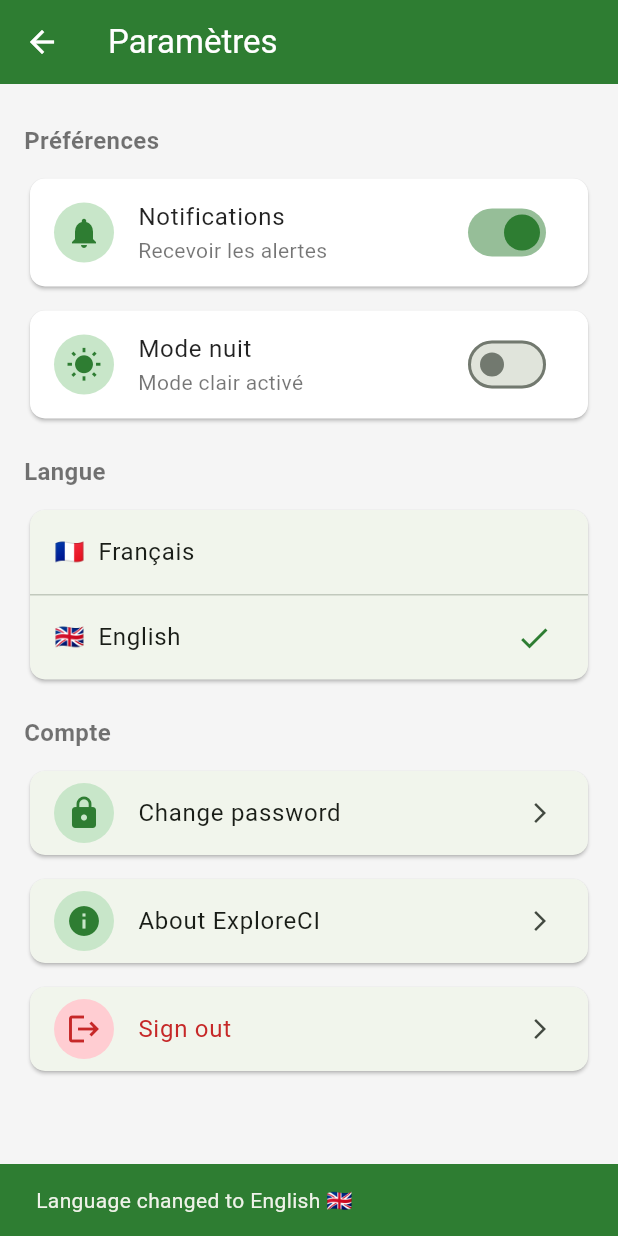
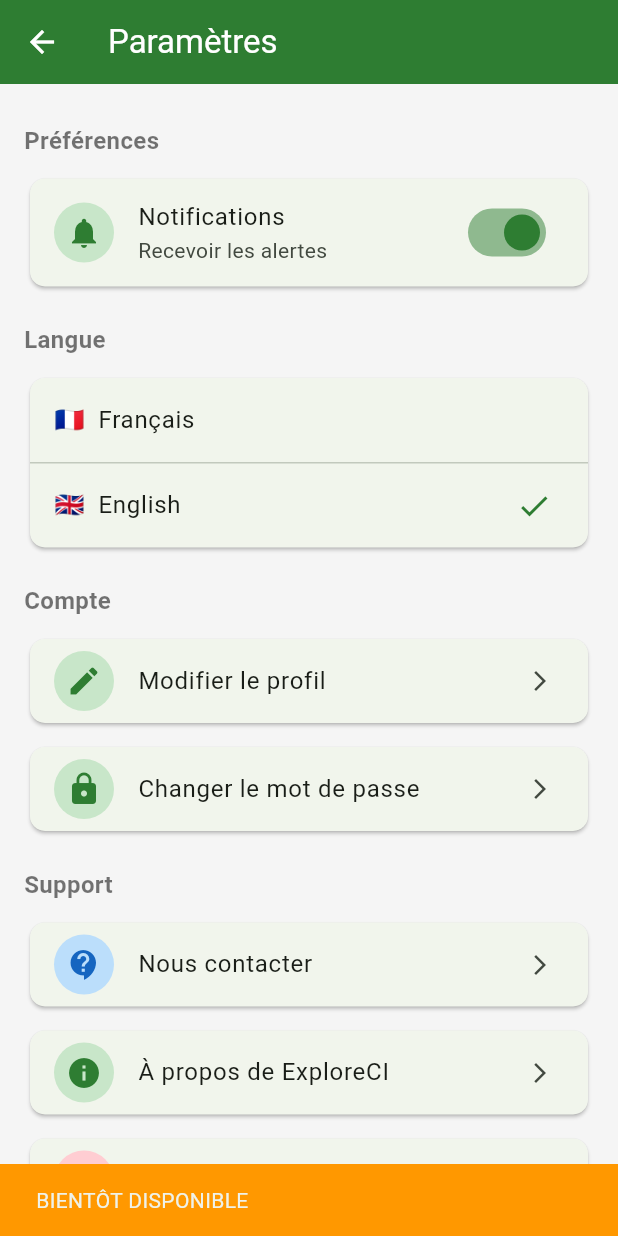
Before and after one commit to kadjotimothee00-pixel/exploreci, a Flutter app: the ParametresPage screen opened by its route, after a tap on an icon or button, on a phone screen of 412 x 824 dp. Run offline on Flutter 3.47's test engine with Material 3 defaults, Android fonts, the phone set to English and light mode, and no system bars; our stand-ins replace cloud_firestore, firebase_auth, firebase_core, flutter_map, geolocator, latlong2; accounts and stored records are empty.

Commit message:
mise a jour du parametre_page

```diff
--- a/lib/pages/parametres_page.dart
+++ b/lib/pages/parametres_page.dart
@@ -1,5 +1,6 @@
 import 'package:flutter/material.dart';
 import 'package:firebase_auth/firebase_auth.dart';
+import 'package:cloud_firestore/cloud_firestore.dart';
 
 class ParametresPage extends StatefulWidget {
   const ParametresPage({super.key});
@@ -10,13 +11,12 @@ class ParametresPage extends StatefulWidget {
 
 class _ParametresPageState extends State<ParametresPage> {
   bool _notifications = true;
-  bool _modeNuit = false;
   String _langue = "Français";
 
   @override
   Widget build(BuildContext context) {
     return Scaffold(
-      backgroundColor: _modeNuit ? Colors.grey.shade900 : Colors.grey.shade100,
+      backgroundColor: Colors.grey.shade100,
       appBar: AppBar(
         backgroundColor: Colors.green.shade800,
         title: const Text(
@@ -32,55 +32,92 @@ class _ParametresPageState extends State<ParametresPage> {
           children: [
             const SizedBox(height: 10),
 
-            // 🟢 Section Préférences
+            // Préférences
             _buildTitre("Préférences"),
             const SizedBox(height: 10),
 
             // Notifications
-            _buildSwitch(
-              icone: Icons.notifications,
-              titre: "Notifications",
-              sousTitre: "Recevoir les alertes",
-              valeur: _notifications,
+            Card(
+              shape: RoundedRectangleBorder(
+                borderRadius: BorderRadius.circular(10),
+              ),
+              child: SwitchListTile(
+                secondary: CircleAvatar(
+                  backgroundColor: Colors.green.shade100,
+                  child: Icon(Icons.notifications,
+                      color: Colors.green.shade800),
+                ),
+                title: const Text("Notifications"),
+                subtitle: const Text("Recevoir les alertes"),
+                value: _notifications,
+                activeColor: Colors.green.shade800,
                 onChanged: (val) => setState(() => _notifications = val),
               ),
-
-            const SizedBox(height: 8),
-
-            // Mode nuit 🌙
-            _buildSwitch(
-              icone: _modeNuit ? Icons.nightlight_round : Icons.wb_sunny,
-              titre: "Mode nuit",
-              sousTitre: _modeNuit ? "Mode sombre activé" : "Mode clair activé",
-              valeur: _modeNuit,
-              onChanged: (val) => setState(() => _modeNuit = val),
             ),
 
             const SizedBox(height: 20),
 
-            // 🟢 Section Langue
+            // Langue
             _buildTitre("Langue"),
             const SizedBox(height: 10),
 
-            // Choix de langue
             Card(
               shape: RoundedRectangleBorder(
                 borderRadius: BorderRadius.circular(10),
               ),
               child: Column(
                 children: [
-                  _buildLangue("🇫🇷  Français"),
+                  ListTile(
+                    title: const Text("🇫🇷  Français"),
+                    trailing: _langue == "Français"
+                        ? Icon(Icons.check, color: Colors.green.shade800)
+                        : null,
+                    onTap: () => setState(() => _langue = "Français"),
+                  ),
                   const Divider(height: 1),
-                  _buildLangue("🇬🇧  English"),
+                  ListTile(
+                    title: const Text("🇬🇧  English"),
+                    trailing: _langue == "English"
+                        ? Icon(Icons.check, color: Colors.green.shade800)
+                        : null,
+                    onTap: () {
+                      setState(() => _langue = "English");
+                      ScaffoldMessenger.of(context).showSnackBar(
+                        const SnackBar(
+                          content: Text("BIENTÔT DISPONIBLE"),
+                          backgroundColor: Colors.orange,
+                          duration: Duration(seconds: 1),
+                        ),
+                      );
+                    },
+                  ),
                 ],
               ),
             ),
 
             const SizedBox(height: 20),
 
-            // 🟢 Section Compte
+            // Compte
             _buildTitre("Compte"),
             const SizedBox(height: 10),
+
+            // Modifier le profil
+            Card(
+              shape: RoundedRectangleBorder(
+                borderRadius: BorderRadius.circular(10),
+              ),
+              child: ListTile(
+                leading: CircleAvatar(
+                  backgroundColor: Colors.green.shade100,
+                  child: Icon(Icons.edit, color: Colors.green.shade800),
+                ),
+                title: const Text("Modifier le profil"),
+                trailing: const Icon(Icons.arrow_forward_ios, size: 16),
+                onTap: () => _modifierProfil(context),
+              ),
+            ),
+
+            const SizedBox(height: 8),
 
             // Changer mot de passe
             Card(
@@ -92,13 +129,32 @@ class _ParametresPageState extends State<ParametresPage> {
                   backgroundColor: Colors.green.shade100,
                   child: Icon(Icons.lock, color: Colors.green.shade800),
                 ),
-                title: Text(
-                  _langue == "Français"
-                      ? "Changer le mot de passe"
-                      : "Change password",
-                ),
+                title: const Text("Changer le mot de passe"),
                 trailing: const Icon(Icons.arrow_forward_ios, size: 16),
                 onTap: () => _changerMotDePasse(context),
+              ),
+            ),
+
+            const SizedBox(height: 20),
+
+            // Support
+            _buildTitre("Support"),
+            const SizedBox(height: 10),
+
+            // Nous contacter
+            Card(
+              shape: RoundedRectangleBorder(
+                borderRadius: BorderRadius.circular(10),
+              ),
+              child: ListTile(
+                leading: CircleAvatar(
+                  backgroundColor: Colors.blue.shade100,
+                  child: Icon(Icons.contact_support,
+                      color: Colors.blue.shade800),
+                ),
+                title: const Text("Nous contacter"),
+                trailing: const Icon(Icons.arrow_forward_ios, size: 16),
+                onTap: () => _nousContacter(context),
               ),
             ),
 
@@ -114,28 +170,20 @@ class _ParametresPageState extends State<ParametresPage> {
                   backgroundColor: Colors.green.shade100,
                   child: Icon(Icons.info, color: Colors.green.shade800),
                 ),
-                title: Text(
-                  _langue == "Français"
-                      ? "À propos de ExploreCI"
-                      : "About ExploreCI",
-                ),
+                title: const Text("À propos de ExploreCI"),
                 trailing: const Icon(Icons.arrow_forward_ios, size: 16),
                 onTap: () {
                   showDialog(
                     context: context,
                     builder: (context) => AlertDialog(
                       title: const Text("ExploreCI"),
-                      content: Text(
-                        _langue == "Français"
-                            ? "ExploreCI est une application de découverte des sites touristiques de Côte d'Ivoire.\n\nVersion 1.0.0\nDéveloppé avec Flutter & Firebase"
-                            : "ExploreCI is an app to discover tourist sites in Côte d'Ivoire.\n\nVersion 1.0.0\nBuilt with Flutter & Firebase",
+                      content: const Text(
+                        "ExploreCI est une application de découverte des sites touristiques de Côte d'Ivoire.\n\nVersion 1.0.0\nDéveloppé avec Flutter & Firebase",
                       ),
                       actions: [
                         TextButton(
                           onPressed: () => Navigator.pop(context),
-                          child: Text(
-                            _langue == "Français" ? "Fermer" : "Close",
-                          ),
+                          child: const Text("Fermer"),
                         ),
                       ],
                     ),
@@ -157,7 +205,7 @@ class _ParametresPageState extends State<ParametresPage> {
                   child: Icon(Icons.logout, color: Colors.red.shade800),
                 ),
                 title: Text(
-                  _langue == "Français" ? "Se déconnecter" : "Sign out",
+                  "Se déconnecter",
                   style: TextStyle(color: Colors.red.shade800),
                 ),
                 trailing: const Icon(Icons.arrow_forward_ios, size: 16),
@@ -176,77 +224,172 @@ class _ParametresPageState extends State<ParametresPage> {
     );
   }
 
-  // Widget titre section
   Widget _buildTitre(String titre) {
     return Text(
       titre,
-      style: TextStyle(
+      style: const TextStyle(
         fontSize: 16,
         fontWeight: FontWeight.bold,
-        color: _modeNuit ? Colors.white70 : Colors.black54,
+        color: Colors.black54,
       ),
     );
   }
 
-  // Widget switch
-  Widget _buildSwitch({
-    required IconData icone,
-    required String titre,
-    required String sousTitre,
-    required bool valeur,
-    required Function(bool) onChanged,
-  }) {
-    return Card(
-      color: _modeNuit ? Colors.grey.shade800 : Colors.white,
-      shape: RoundedRectangleBorder(borderRadius: BorderRadius.circular(10)),
-      child: SwitchListTile(
-        secondary: CircleAvatar(
-          backgroundColor: Colors.green.shade100,
-          child: Icon(icone, color: Colors.green.shade800),
+  // Modifier le profil
+  void _modifierProfil(BuildContext context) {
+    final nomController = TextEditingController();
+    final prenomController = TextEditingController();
+
+    // Charger le nom actuel
+    User? user = FirebaseAuth.instance.currentUser;
+    if (user != null) {
+      FirebaseFirestore.instance
+          .collection('utilisateurs')
+          .doc(user.uid)
+          .get()
+          .then((doc) {
+        if (doc.exists) {
+          nomController.text = doc['nom'] ?? "";
+        }
+      });
+    }
+
+    showModalBottomSheet(
+      context: context,
+      isScrollControlled: true,
+      shape: const RoundedRectangleBorder(
+        borderRadius: BorderRadius.vertical(top: Radius.circular(20)),
       ),
-        title: Text(
-          titre,
+      builder: (context) => Padding(
+        padding: EdgeInsets.only(
+          left: 24,
+          right: 24,
+          top: 24,
+          bottom: MediaQuery.of(context).viewInsets.bottom + 24,
+        ),
+        child: Column(
+          mainAxisSize: MainAxisSize.min,
+          crossAxisAlignment: CrossAxisAlignment.start,
+          children: [
+            const Text(
+              "Modifier le profil",
               style: TextStyle(
-            color: _modeNuit ? Colors.white : Colors.black87,
+                fontSize: 20,
+                fontWeight: FontWeight.bold,
               ),
             ),
-        subtitle: Text(
-          sousTitre,
-          style: TextStyle(
-            color: _modeNuit ? Colors.white54 : Colors.black54,
+            const SizedBox(height: 20),
+
+            // Nom
+            TextField(
+              controller: nomController,
+              decoration: InputDecoration(
+                labelText: "Nom complet",
+                prefixIcon: const Icon(Icons.person),
+                border: OutlineInputBorder(
+                  borderRadius: BorderRadius.circular(10),
                 ),
               ),
-        value: valeur,
-        activeColor: Colors.green.shade800,
-        onChanged: onChanged,
+            ),
+
+            const SizedBox(height: 20),
+
+            // Bouton enregistrer
+            SizedBox(
+              width: double.infinity,
+              child: ElevatedButton(
+                onPressed: () async {
+                  if (nomController.text.isNotEmpty && user != null) {
+                    await FirebaseFirestore.instance
+                        .collection('utilisateurs')
+                        .doc(user.uid)
+                        .update({'nom': nomController.text.trim()});
+
+                    if (!mounted) return;
+                    Navigator.pop(context);
+                    ScaffoldMessenger.of(context).showSnackBar(
+                      const SnackBar(
+                        content: Text("Profil mis à jour ✅"),
+                        backgroundColor: Colors.green,
+                      ),
+                    );
+                  }
+                },
+                style: ElevatedButton.styleFrom(
+                  backgroundColor: Colors.green.shade800,
+                  padding: const EdgeInsets.symmetric(vertical: 14),
+                  shape: RoundedRectangleBorder(
+                    borderRadius: BorderRadius.circular(10),
+                  ),
+                ),
+                child: const Text(
+                  "Enregistrer",
+                  style: TextStyle(color: Colors.white, fontSize: 16),
+                ),
+              ),
+            ),
+          ],
+        ),
       ),
     );
   }
 
-  // Widget choix langue
-  Widget _buildLangue(String langue) {
-    bool estSelectionnee = _langue == langue.replaceAll(RegExp(r'[^a-zA-Zéçàè ]+'), '').trim();
-    return ListTile(
-      title: Text(langue),
-      trailing: estSelectionnee
-          ? Icon(Icons.check, color: Colors.green.shade800)
-          : null,
-      onTap: () {
-        setState(() {
-          _langue = langue.contains("Français") ? "Français" : "English";
-        });
-        ScaffoldMessenger.of(context).showSnackBar(
-          SnackBar(
-            content: Text(
-              langue.contains("Français")
-                  ? "Langue changée en Français 🇫🇷"
-                  : "Language changed to English 🇬🇧",
+  // Nous contacter
+  void _nousContacter(BuildContext context) {
+    showModalBottomSheet(
+      context: context,
+      shape: const RoundedRectangleBorder(
+        borderRadius: BorderRadius.vertical(top: Radius.circular(20)),
       ),
-            backgroundColor: Colors.green.shade800,
-            duration: const Duration(seconds: 1),
+      builder: (context) => Padding(
+        padding: const EdgeInsets.all(24),
+        child: Column(
+          mainAxisSize: MainAxisSize.min,
+          crossAxisAlignment: CrossAxisAlignment.start,
+          children: [
+            const Text(
+              "Nous contacter",
+              style: TextStyle(
+                fontSize: 20,
+                fontWeight: FontWeight.bold,
               ),
-        );
-      },
+            ),
+            const SizedBox(height: 20),
+
+            // Email
+            Card(
+              shape: RoundedRectangleBorder(
+                borderRadius: BorderRadius.circular(10),
+              ),
+              child: ListTile(
+                leading: CircleAvatar(
+                  backgroundColor: Colors.blue.shade100,
+                  child: Icon(Icons.email, color: Colors.blue.shade800),
+                ),
+                title: const Text("Email"),
+                subtitle: const Text("exploreci@gmail.com"),
+              ),
+            ),
+
+            const SizedBox(height: 8),
+
+            // WhatsApp
+            Card(
+              shape: RoundedRectangleBorder(
+                borderRadius: BorderRadius.circular(10),
+              ),
+              child: ListTile(
+                leading: CircleAvatar(
+                  backgroundColor: Colors.green.shade100,
+                  child: Icon(Icons.phone, color: Colors.green.shade800),
+                ),
+                title: const Text("WhatsApp"),
+                subtitle: const Text("+225 0506067310"),
+              ),
+            ),
+          ],
+        ),
+      ),
     );
   }
 
@@ -256,16 +399,12 @@ class _ParametresPageState extends State<ParametresPage> {
     showDialog(
       context: context,
       builder: (context) => AlertDialog(
-        title: Text(
-          _langue == "Français" ? "Changer le mot de passe" : "Change password",
-        ),
+        title: const Text("Changer le mot de passe"),
         content: TextField(
           controller: controller,
           obscureText: true,
           decoration: InputDecoration(
-            labelText: _langue == "Français"
-                ? "Nouveau mot de passe"
-                : "New password",
+            labelText: "Nouveau mot de passe",
             border: OutlineInputBorder(
               borderRadius: BorderRadius.circular(10),
             ),
@@ -274,7 +413,7 @@ class _ParametresPageState extends State<ParametresPage> {
         actions: [
           TextButton(
             onPressed: () => Navigator.pop(context),
-            child: Text(_langue == "Français" ? "Annuler" : "Cancel"),
+            child: const Text("Annuler"),
           ),
           ElevatedButton(
             onPressed: () async {
@@ -284,12 +423,8 @@ class _ParametresPageState extends State<ParametresPage> {
                 if (!mounted) return;
                 Navigator.pop(context);
                 ScaffoldMessenger.of(context).showSnackBar(
-                  SnackBar(
-                    content: Text(
-                      _langue == "Français"
-                          ? "Mot de passe changé "
-                          : "Password changed ",
-                    ),
+                  const SnackBar(
+                    content: Text("Mot de passe changé ✅"),
                     backgroundColor: Colors.green,
                   ),
                 );
@@ -298,9 +433,9 @@ class _ParametresPageState extends State<ParametresPage> {
             style: ElevatedButton.styleFrom(
               backgroundColor: Colors.green.shade800,
             ),
-            child: Text(
-              _langue == "Français" ? "Confirmer" : "Confirm",
-              style: const TextStyle(color: Colors.white),
+            child: const Text(
+              "Confirmer",
+              style: TextStyle(color: Colors.white),
             ),
           ),
         ],
--- a/pubspec.yaml
+++ b/pubspec.yaml
@@ -38,7 +38,6 @@ dependencies:
   firebase_auth: ^6.3.0
   cloud_firestore: ^6.2.0
   cached_network_image: ^3.4.1
-  provider: ^6.1.5+1
   geolocator: ^14.0.2
   flutter_map: ^8.2.2
   latlong2: ^0.9.1
```
Also changed, not shown: pubspec.lock. Lines whose indentation alone changed are shown as unchanged.
